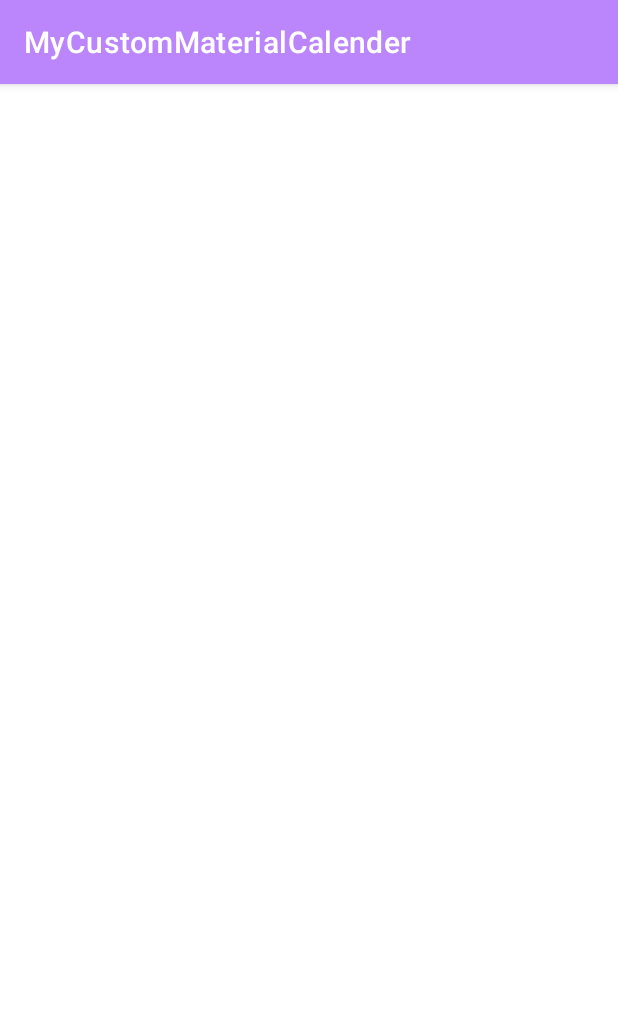
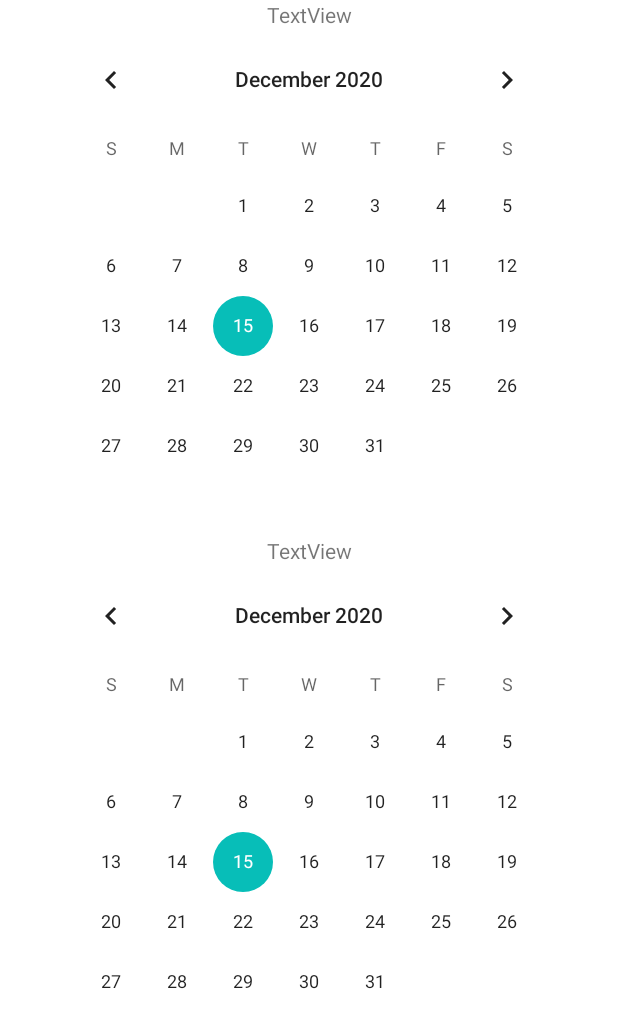
Before and after one commit to hunderboy/MyCustomMaterialCalender, an Android app: the CustomCalenderActivity screen opened directly, with no data from a screen before it, on a phone screen of 412 x 824 dp. Shown: the top 1028 px of the screen. Run offline under Robolectric (Android 15) with nearby library versions, the phone set to English and light mode, and no system bars.

Commit message:
// 커스텀 적용 중

```diff
--- a/app/build.gradle
+++ b/app/build.gradle
@@ -37,6 +37,9 @@ android {
 
 dependencies {
 
+    implementation 'com.github.applikeysolutions:cosmocalendar:1.0.4'
+    implementation 'androidx.recyclerview:recyclerview:1.1.0'
+
     implementation "org.jetbrains.kotlin:kotlin-stdlib:$kotlin_version"
     implementation 'androidx.core:core-ktx:1.3.2'
     implementation 'androidx.appcompat:appcompat:1.2.0'
--- a/app/src/main/AndroidManifest.xml
+++ b/app/src/main/AndroidManifest.xml
@@ -9,8 +9,8 @@
         android:roundIcon="@mipmap/ic_launcher_round"
         android:supportsRtl="true"
         android:theme="@style/AppTheme">
-        <activity android:name=".MaterialCalenderActivity"></activity>
-        <!-- android:theme="@style/Theme.MyCustomMaterialCalender" -->
+        <activity android:name=".CosmoCalenderActivity"></activity>
+        <activity android:name=".MaterialCalenderActivity" /> <!-- android:theme="@style/Theme.MyCustomMaterialCalender" -->
         <activity android:name=".MainActivity">
             <intent-filter>
                 <action android:name="android.intent.action.MAIN" />
--- a/app/src/main/java/kr/co/everex/mycustommaterialcalender/CustomCalenderActivity.kt
+++ b/app/src/main/java/kr/co/everex/mycustommaterialcalender/CustomCalenderActivity.kt
@@ -1,16 +1,19 @@
 package kr.co.everex.mycustommaterialcalender
 
 import android.annotation.SuppressLint
+import android.app.DatePickerDialog
 import android.os.Bundle
+import android.widget.CalendarView
+import android.widget.Toast
 import androidx.appcompat.app.AppCompatActivity
-import com.google.android.material.datepicker.MaterialDatePicker
 import kr.co.everex.mycustommaterialcalender.databinding.ActivityCustomCalenderBinding
+import java.util.*
 
 
 class CustomCalenderActivity : AppCompatActivity() {
     private lateinit var binding: ActivityCustomCalenderBinding
 
-
+    @SuppressLint("DefaultLocale")
     override fun onCreate(savedInstanceState: Bundle?) {
         super.onCreate(savedInstanceState)
         binding = ActivityCustomCalenderBinding.inflate(layoutInflater)
@@ -18,6 +21,46 @@ class CustomCalenderActivity : AppCompatActivity() {
         setContentView(view) // 뷰 바인딩 적용 완료
 
 
+//        binding.button.setOnClickListener(){
+//            val today = GregorianCalendar()
+//            val year: Int = today.get(Calendar.YEAR)
+//            val month: Int = today.get(Calendar.MONTH)
+//            val date: Int = today.get(Calendar.DATE)
+//
+//            val dlg = DatePickerDialog(this,
+//                { view, year, month, dayOfMonth ->
+//                    binding.textView.text = "${year}년 ${month + 1}월 ${dayOfMonth}일"
+//                }, year, month, date
+//            )
+//            dlg.show()
+//        }
+
+
+        binding.calendarView.setOnDateChangeListener(object : CalendarView.OnDateChangeListener {
+            override fun onSelectedDayChange(
+                view: CalendarView,
+                year: Int,
+                month: Int,
+                dayOfMonth: Int
+            ) {
+                val date = year.toString() + "/" + (month + 1) + "/" + dayOfMonth
+                Toast.makeText(applicationContext, "선택된 날짜 = $date", Toast.LENGTH_SHORT).show()
+                binding.textView2.text = "선택된 날짜 = $date"
+
+            }
+        })
+
+
+//        binding.calendarView.setOnDateChangeListener(CalendarView.OnDateChangeListener(){
+//            @Override
+//            public void onSelectedDayChange(@NonNull CalendarView view, int year, int month, int dayOfMonth)
+//            {
+//                String date = year + "/" + (month + 1) + "/" + dayOfMonth;
+//                whenDate.setText(date); // 선택한 날짜로 설정
+//
+//            }
+//        })
+
 
 
     }
--- a/app/src/main/java/kr/co/everex/mycustommaterialcalender/MainActivity.kt
+++ b/app/src/main/java/kr/co/everex/mycustommaterialcalender/MainActivity.kt
@@ -26,6 +26,11 @@ class MainActivity : AppCompatActivity() {
             startActivity(intent)
         }
 
+        binding.button3.setOnClickListener(){
+            val intent = Intent(this, CosmoCalenderActivity::class.java)
+            startActivity(intent)
+        }
+
     }
 
 
--- a/app/src/main/res/layout/activity_custom_calender.xml
+++ b/app/src/main/res/layout/activity_custom_calender.xml
@@ -17,6 +17,65 @@
 <!--        app:layout_constraintTop_toTopOf="parent" />-->
 
 
+<!--    <Button-->
+<!--        android:id="@+id/button"-->
+<!--        android:layout_width="wrap_content"-->
+<!--        android:layout_height="wrap_content"-->
+<!--        android:layout_marginTop="50dp"-->
+<!--        android:text="커스텀 달력"-->
+
+
+<!--        app:layout_constraintEnd_toEndOf="parent"-->
+<!--        app:layout_constraintStart_toStartOf="parent"-->
+<!--        app:layout_constraintTop_toTopOf="parent" />-->
+
+<!--    <TextView-->
+<!--        android:id="@+id/textView"-->
+<!--        android:layout_width="wrap_content"-->
+<!--        android:layout_height="wrap_content"-->
+<!--        android:layout_marginTop="40dp"-->
+<!--        android:text="TextView"-->
+<!--        app:layout_constraintEnd_toEndOf="parent"-->
+<!--        app:layout_constraintStart_toStartOf="parent"-->
+<!--        app:layout_constraintTop_toBottomOf="@+id/button" />-->
+
+
+    <TextView
+        android:id="@+id/textView2"
+        android:layout_width="wrap_content"
+        android:layout_height="wrap_content"
+        android:text="TextView"
+        app:layout_constraintEnd_toEndOf="parent"
+        app:layout_constraintStart_toStartOf="parent"
+        app:layout_constraintTop_toTopOf="parent" />
+
+    <CalendarView
+        android:id="@+id/calendarView"
+        android:layout_width="wrap_content"
+        android:layout_height="wrap_content"
+        android:focusedMonthDateColor="@color/colorIcon"
+        android:selectedWeekBackgroundColor="@color/colorIcon"
+
+        app:layout_constraintEnd_toEndOf="parent"
+        app:layout_constraintStart_toStartOf="parent"
+        app:layout_constraintTop_toBottomOf="@+id/textView2" />
+
+    <TextView
+        android:id="@+id/textView3"
+        android:layout_width="wrap_content"
+        android:layout_height="wrap_content"
+        android:text="TextView"
+        app:layout_constraintEnd_toEndOf="parent"
+        app:layout_constraintStart_toStartOf="parent"
+        app:layout_constraintTop_toBottomOf="@+id/calendarView" />
+
+    <CalendarView
+        android:id="@+id/Range_calendarView"
+        android:layout_width="wrap_content"
+        android:layout_height="wrap_content"
+        app:layout_constraintEnd_toEndOf="parent"
+        app:layout_constraintStart_toStartOf="parent"
+        app:layout_constraintTop_toBottomOf="@+id/textView3" />
 
 
 </androidx.constraintlayout.widget.ConstraintLayout>
--- a/app/src/main/res/values/colors.xml
+++ b/app/src/main/res/values/colors.xml
@@ -10,7 +10,8 @@
 
     <color name="colorPrimary">#FFBB86FC</color>
     <color name="colorPrimaryDark">#FF6200EE</color>
-    <color name="colorAccent">#FF3700B3</color>
+    <color name="colorAccent">#07BEB8</color>
 
+    <color name="colorIcon">#07BEB8</color>
 
 </resources>
--- a/app/src/main/res/values/styles.xml
+++ b/app/src/main/res/values/styles.xml
@@ -6,6 +6,11 @@
         <item name="colorPrimary">@color/colorPrimary</item>
         <item name="colorPrimaryDark">@color/colorPrimaryDark</item>
         <item name="colorAccent">@color/colorAccent</item>
+
+        <!-- No Title Bar-->
+        <item name="windowActionBar">false</item>
+        <item name="windowNoTitle">true</item>
+
     </style>
 
 
```
Also changed, not shown: app/src/main/java/kr/co/everex/mycustommaterialcalender/CosmoCalenderActivity.kt (added, +94 -0 lines), app/src/main/res/layout/activity_cosmo_calender.xml (added, +77 -0 lines), app/src/main/res/layout/activity_main.xml (+10 -0 lines), app/src/main/res/menu/menu.xml (added, +17 -0 lines), app/src/main/res/menu/menu_uper.xml (added, +18 -0 lines).
